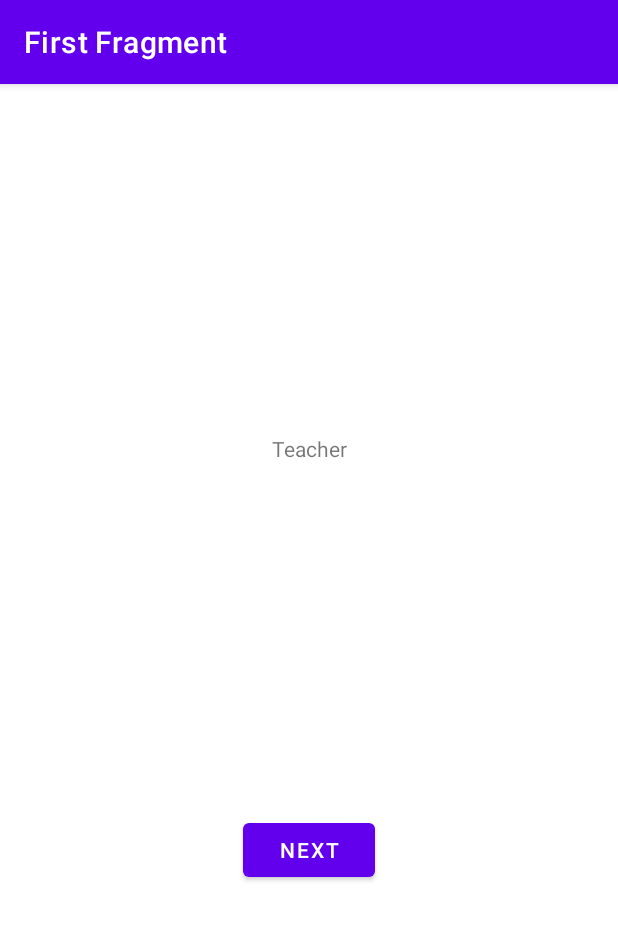
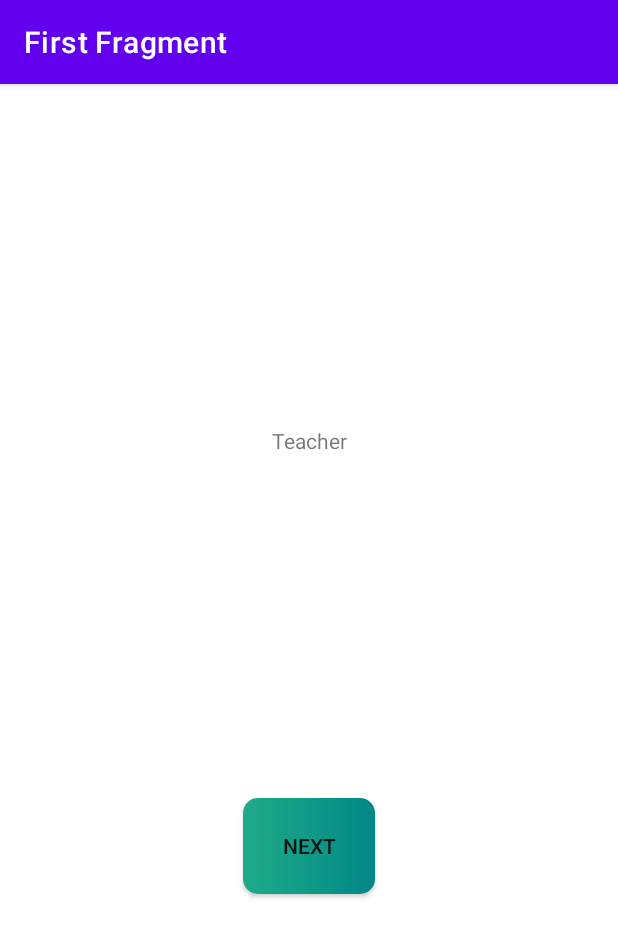
Before and after one commit to XerckM/AppointmentApplication, an Android app: the First2Fragment screen opened directly, with no data from a screen before it, on a phone screen of 412 x 824 dp. Shown: the top 937 px of the screen. Run offline under Robolectric (Android 15) with nearby library versions, the phone set to English and light mode, and no system bars; our stand-ins replace navigation-ui.

Commit message:
added colors

```diff
--- /dev/null
+++ b/app/src/main/res/drawable/button_shape.xml
@@ -0,0 +1,19 @@
+<?xml version="1.0" encoding="utf-8"?>
+<shape xmlns:android="http://schemas.android.com/apk/res/android"
+    android:shape="rectangle" >
+    <corners
+        android:topLeftRadius="0dp"
+        android:topRightRadius="0dp"
+        android:bottomLeftRadius="0dp"
+        android:bottomRightRadius="0dp"/>
+    <gradient android:startColor="@color/teal" android:endColor="@color/teal_700"/>
+    <corners android:radius="10dp"/>
+    <padding
+        android:left="0dp"
+        android:top="0dp"
+        android:right="0dp"
+        android:bottom="0dp"/>
+    <size
+        android:width="64dp"
+        android:height="64dp"/>
+</shape>
--- a/app/src/main/res/layout/fragment_first.xml
+++ b/app/src/main/res/layout/fragment_first.xml
@@ -16,11 +16,12 @@
         app:layout_constraintStart_toStartOf="parent"
         app:layout_constraintTop_toTopOf="parent" />
 
-    <Button
+    <androidx.appcompat.widget.AppCompatButton
         android:id="@+id/button_first"
         android:layout_width="wrap_content"
         android:layout_height="wrap_content"
         android:text="@string/next"
+        android:background="@drawable/button_shape"
         app:layout_constraintBottom_toBottomOf="parent"
         app:layout_constraintEnd_toEndOf="parent"
         app:layout_constraintStart_toStartOf="parent"
--- a/app/src/main/res/layout/fragment_first2.xml
+++ b/app/src/main/res/layout/fragment_first2.xml
@@ -16,10 +16,11 @@
         app:layout_constraintStart_toStartOf="parent"
         app:layout_constraintTop_toTopOf="parent" />
 
-    <Button
+    <androidx.appcompat.widget.AppCompatButton
         android:id="@+id/button_first"
         android:layout_width="wrap_content"
         android:layout_height="wrap_content"
+        android:background="@drawable/button_shape"
         android:text="@string/next"
         app:layout_constraintBottom_toBottomOf="parent"
         app:layout_constraintEnd_toEndOf="parent"
--- a/app/src/main/res/layout/fragment_second.xml
+++ b/app/src/main/res/layout/fragment_second.xml
@@ -15,7 +15,7 @@
         app:layout_constraintStart_toStartOf="parent"
         app:layout_constraintTop_toTopOf="parent" />
 
-    <Button
+    <androidx.appcompat.widget.AppCompatButton
         android:id="@+id/button_second"
         android:layout_width="wrap_content"
         android:layout_height="wrap_content"
--- a/app/src/main/res/layout/fragment_second2.xml
+++ b/app/src/main/res/layout/fragment_second2.xml
@@ -15,7 +15,7 @@
         app:layout_constraintStart_toStartOf="parent"
         app:layout_constraintTop_toTopOf="parent" />
 
-    <Button
+    <androidx.appcompat.widget.AppCompatButton
         android:id="@+id/button_second"
         android:layout_width="wrap_content"
         android:layout_height="wrap_content"
--- a/app/src/main/res/values/colors.xml
+++ b/app/src/main/res/values/colors.xml
@@ -7,4 +7,5 @@
     <color name="teal_700">#FF018786</color>
     <color name="black">#FF000000</color>
     <color name="white">#FFFFFFFF</color>
+    <color name="teal">#1FAB89</color>
 </resources>
```
